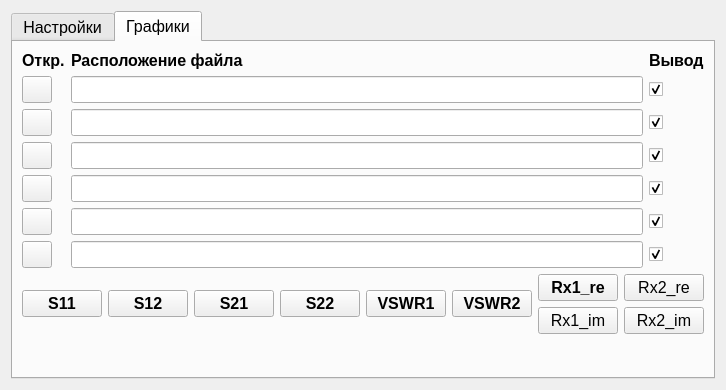
The window that UI.ui (Nenu1985/stend) describes before a commit, drawn with Qt 5.
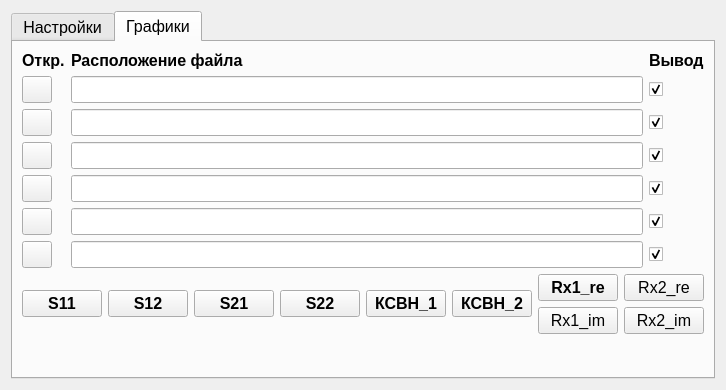
The same window after the commit. Icons and pictures are not drawn.

```diff
--- a/UI.ui
+++ b/UI.ui
@@ -1081,7 +1081,7 @@
             </font>
            </property>
            <property name="text">
-            <string>VSWR1</string>
+            <string>КСВН_1</string>
            </property>
           </widget>
          </item>
@@ -1095,7 +1095,7 @@
             </font>
            </property>
            <property name="text">
-            <string>VSWR2</string>
+            <string>КСВН_2</string>
            </property>
           </widget>
          </item>
```
